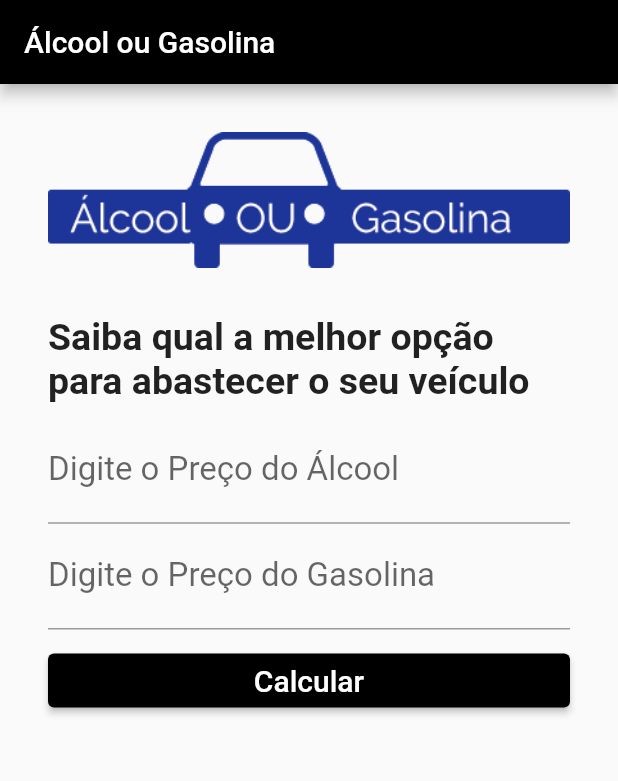
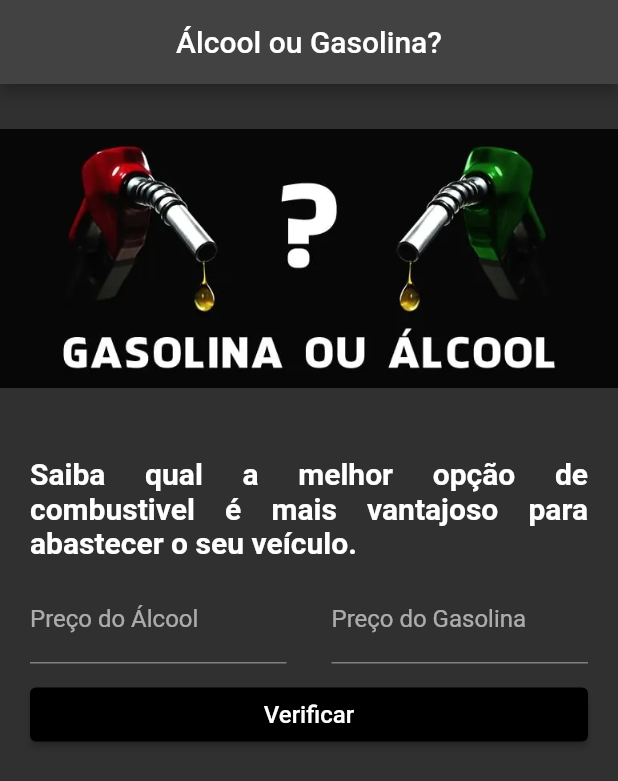
Before and after one commit to ItsonStos/AlcoolGasolina, a Flutter app: the screen it shows after launch, on a phone screen of 412 x 824 dp. Shown: the top 781 px of the screen. Run offline on Flutter 3.47's test engine with Material 2 defaults, Android fonts, the phone set to English and light mode, and no system bars.

```diff
--- a/analysis_options.yaml
+++ b/analysis_options.yaml
@@ -1,29 +1,8 @@
-# This file configures the analyzer, which statically analyzes Dart code to
-# check for errors, warnings, and lints.
-#
-# The issues identified by the analyzer are surfaced in the UI of Dart-enabled
-# IDEs (https://dart.dev/tools#ides-and-editors). The analyzer can also be
-# invoked from the command line by running `flutter analyze`.
-
-# The following line activates a set of recommended lints for Flutter apps,
-# packages, and plugins designed to encourage good coding practices.
 include: package:flutter_lints/flutter.yaml
 
 linter:
-  # The lint rules applied to this project can be customized in the
-  # section below to disable rules from the `package:flutter_lints/flutter.yaml`
-  # included above or to enable additional rules. A list of all available lints
-  # and their documentation is published at
-  # https://dart-lang.github.io/linter/lints/index.html.
-  #
-  # Instead of disabling a lint rule for the entire project in the
-  # section below, it can also be suppressed for a single line of code
-  # or a specific dart file by using the `// ignore: name_of_lint` and
-  # `// ignore_for_file: name_of_lint` syntax on the line or in the file
-  # producing the lint.
   rules:
-    # avoid_print: false  # Uncomment to disable the `avoid_print` rule
-    # prefer_single_quotes: true  # Uncomment to enable the `prefer_single_quotes` rule
-
-# Additional information about this file can be found at
-# https://dart.dev/guides/language/analysis-options
+    avoid_print: false
+    prefer_single_quotes: true
+    always_use_package_imports: true
+    use_build_context_synchronously: false
--- a/lib/Home.dart
+++ /dev/null
@@ -1,106 +0,0 @@
-import 'package:flutter/material.dart';
-
-class Home extends StatefulWidget {
-  const Home({Key? key}) : super(key: key);
-
-  @override
-  State<Home> createState() => _HomeState();
-}
-
-class _HomeState extends State<Home> {
-  TextEditingController _controllerAlcool = TextEditingController();
-  TextEditingController _controllerGasolina = TextEditingController();
-
-  String _textoResultado = '';
-
-  void _calcular() {
-    double precoAlcool = double.parse(_controllerAlcool.text);
-    double precoGasolina = double.parse(_controllerGasolina.text);
-
-    if (precoAlcool == null || precoGasolina == null) {
-      setState(() {
-        _textoResultado =
-            'Preço inválido, digite um valor maior que 0 e utilizando (.)';
-      });
-    } else {
-      if ((precoAlcool / precoGasolina) <= 0.7) {
-        setState(() {
-          _textoResultado = 'Abasteça com gasolina';
-        });
-      } else {
-        setState(() {
-          _textoResultado = 'Abasteça com álcool';
-        });
-      }
-    }
-  }
-
-  void _limparCampos() {}
-
-  @override
-  Widget build(BuildContext context) {
-    return Scaffold(
-      appBar: AppBar(
-        title: Text('Álcool ou Gasolina'),
-        backgroundColor: Colors.black,
-      ),
-      body: Container(
-        child: SingleChildScrollView(
-          padding: EdgeInsets.all(32),
-          child: Column(
-            crossAxisAlignment: CrossAxisAlignment.stretch,
-            children: [
-              Padding(
-                padding: EdgeInsets.only(bottom: 32),
-                child: Image.asset("images/logo.png"),
-              ),
-              Padding(
-                padding: EdgeInsets.only(bottom: 10),
-                child: Text(
-                  "Saiba qual a melhor opção para abastecer o seu veículo",
-                  style: TextStyle(fontSize: 25, fontWeight: FontWeight.bold),
-                ),
-              ),
-              TextField(
-                keyboardType: TextInputType.number,
-                decoration:
-                    InputDecoration(labelText: "Digite o Preço do Álcool"),
-                style: TextStyle(fontSize: 22),
-                controller: _controllerAlcool,
-              ),
-              TextField(
-                keyboardType: TextInputType.number,
-                decoration:
-                    InputDecoration(labelText: "Digite o Preço do Gasolina"),
-                style: TextStyle(fontSize: 22),
-                controller: _controllerGasolina,
-              ),
-              Padding(
-                padding: EdgeInsets.only(top: 10),
-                child: ElevatedButton(
-                  onPressed: _calcular,
-                  child: Text(
-                    'Calcular',
-                    style: TextStyle(fontSize: 20),
-                  ),
-                  style: ElevatedButton.styleFrom(
-                    primary: Colors.black,
-                    onPrimary: Colors.white,
-                  ),
-                  //padding: EdgeInsets.all(15),
-                ),
-              ),
-              Padding(
-                padding: EdgeInsets.only(top: 20),
-                child: Text(
-                  _textoResultado,
-                  style: TextStyle(fontSize: 22, fontWeight: FontWeight.bold),
-                ),
-              )
-            ],
-          ),
-        ),
-      ),
-    );
-  }
-}
--- /dev/null
+++ b/lib/home_screen.dart
@@ -0,0 +1,132 @@
+import 'package:flutter/material.dart';
+
+class HomeScreen extends StatefulWidget {
+  const HomeScreen({Key? key}) : super(key: key);
+
+  @override
+  State<HomeScreen> createState() => _HomeScreenState();
+}
+
+class _HomeScreenState extends State<HomeScreen> {
+  final TextEditingController _controllerAlcool = TextEditingController();
+  final TextEditingController _controllerGasolina = TextEditingController();
+
+  String _textoResultado = '';
+
+  void _calcular() {
+    double precoAlcool = double.tryParse(_controllerAlcool.text) ?? 0;
+    double precoGasolina = double.tryParse(_controllerGasolina.text) ?? 0;
+
+    if (precoGasolina <= 0) {
+      setState(() {
+        _textoResultado = 'Preço inválido, digite um valor maior que 0 e utilizando (.)';
+      });
+    } else {
+      if ((precoAlcool / precoGasolina) >= 0.7) {
+        setState(() {
+          _textoResultado = 'Abasteça com gasolina';
+        });
+      } else {
+        setState(() {
+          _textoResultado = 'Abasteça com álcool';
+        });
+      }
+      FocusManager.instance.primaryFocus?.unfocus();
+      //limparCampos();
+    }
+  }
+
+  void limparCampos() {
+    _controllerAlcool.text = '';
+    _controllerGasolina.text = '';
+  }
+
+  @override
+  Widget build(BuildContext context) {
+    return Scaffold(
+      appBar: AppBar(
+        title: const Text('Álcool ou Gasolina?',
+        textAlign: TextAlign.right,
+        ),
+        centerTitle: true,
+      ),
+      body: Column(
+        children: [
+          Padding(
+            padding: const EdgeInsets.symmetric(vertical: 30),
+            child: Image.asset(
+              'images/gasolina-alcool.png'
+              //'images/logo.png',
+            ),
+          ),
+          Expanded(
+            child: ListView(
+              shrinkWrap: true,
+              padding: const EdgeInsets.symmetric(vertical: 16, horizontal: 20),
+              children: [
+                const Padding(
+                  padding: EdgeInsets.only(bottom: 10),
+                  child: Text(
+                    'Saiba qual a melhor opção de combustivel é mais vantajoso para abastecer o seu veículo.',
+                    style: TextStyle(
+                      fontWeight: FontWeight.bold,
+                      fontSize: 20,
+                    ),
+                    textAlign: TextAlign.justify,
+                  ),
+                ),
+                Row(
+                  children: [
+                    Expanded(
+                      child: TextField(
+                        controller: _controllerAlcool,
+                        keyboardType: TextInputType.number,
+                        decoration: const InputDecoration(labelText: 'Preço do Álcool', hintText: 'Digite aqui'),
+                      ),
+                    ),
+                    const SizedBox(width: 30),
+                    Expanded(
+                      child: TextField(
+                        controller: _controllerGasolina,
+                        keyboardType: TextInputType.number,
+                        decoration: const InputDecoration(
+                          labelText: 'Preço do Gasolina',
+                          hintText: 'Digite aqui',
+                        ),
+                      ),
+                    ),
+                  ],
+                ),
+                Padding(
+                  padding: const EdgeInsets.only(top: 10),
+                  child: ElevatedButton(
+                    onPressed: _calcular,
+                    style: ElevatedButton.styleFrom(
+                      primary: Colors.black,
+                      onPrimary: Colors.white,
+                    ),
+                    child: const Text(
+                      'Verificar',
+                      style: TextStyle(fontSize: 16),
+                    ),
+                  ),
+                ),
+                Padding(
+                  padding: const EdgeInsets.only(top: 20),
+                  child: Text(
+                    _textoResultado,
+                    style: const TextStyle(fontWeight: FontWeight.bold,
+                    fontSize: 25,
+                    ),
+                    textAlign: TextAlign.center,
+                  ),
+                ),
+              ],
+            ),
+          ),
+        ],
+      ),
+
+    );
+  }
+}
--- a/lib/main.dart
+++ b/lib/main.dart
@@ -1,7 +1,11 @@
 import 'package:flutter/material.dart';
-import 'package:flutter_alcool_gasolina_/Home.dart';
+import 'package:flutter_alcool_gasolina/home_screen.dart';
 
-void main() => runApp(const MaterialApp(
+void main() =>
+   runApp(
+    MaterialApp(
       debugShowCheckedModeBanner: false,
-      home: Home(),
-    ));
+      theme: ThemeData.dark(),
+      home: const HomeScreen(),
+    ),
+  );
--- a/pubspec.yaml
+++ b/pubspec.yaml
@@ -1,4 +1,4 @@
-name: flutter_alcool_gasolina_
+name: flutter_alcool_gasolina
 description: A new Flutter project.
 
 # The following line prevents the package from being accidentally published to
@@ -63,6 +63,8 @@ flutter:
   #   - images/a_dot_ham.jpeg
   assets:
   - images/logo.png
+  - images/gasolina-alcool.png
+  - images/alcool.png
 
   # An image asset can refer to one or more resolution-specific "variants", see
   # https://flutter.dev/assets-and-images/#resolution-aware
```
Also changed, not shown: images/alcool.png (added), images/gasolina-alcool.png (added), 6 other files.
